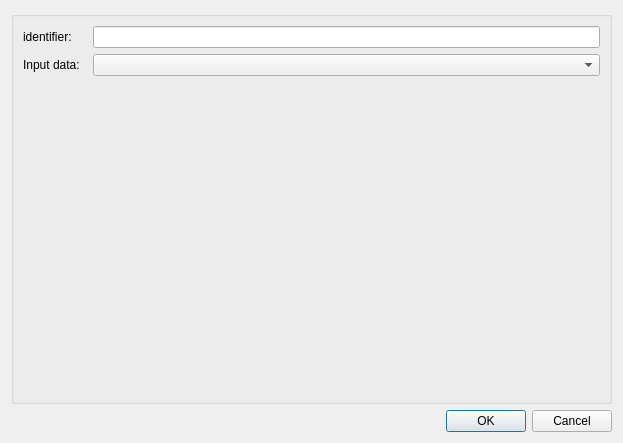
First picture: the form in mapclientplugins/convertdatatozincstep/qt/configuredialog.ui, repository mapclient-plugins/mapclientplugins.convertdatatozincstep, before the edit.
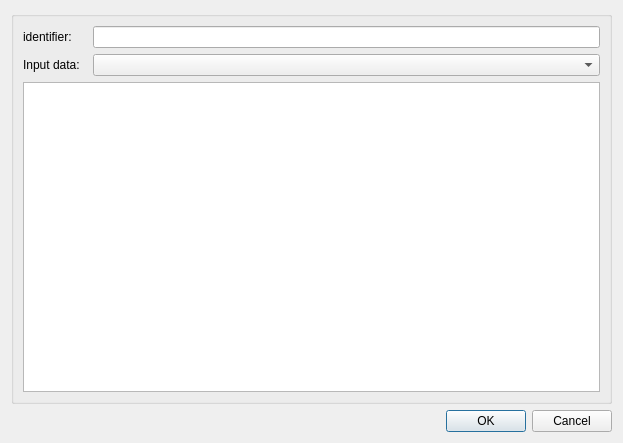
Second picture: the form after the edit.

Commit message: Add text edit to configure dialog to show parameters of selected importer.

The edit to the form file:
```diff
--- a/mapclientplugins/convertdatatozincstep/qt/configuredialog.ui
+++ b/mapclientplugins/convertdatatozincstep/qt/configuredialog.ui
@@ -40,6 +40,13 @@
       <item row="1" column="1">
        <widget class="QComboBox" name="comboBoxInputData"/>
       </item>
+      <item row="2" column="0" colspan="2">
+       <widget class="QTextEdit" name="textEditInputData">
+        <property name="readOnly">
+         <bool>true</bool>
+        </property>
+       </widget>
+      </item>
      </layout>
     </widget>
    </item>
```
The commit also changes 2 other files.
